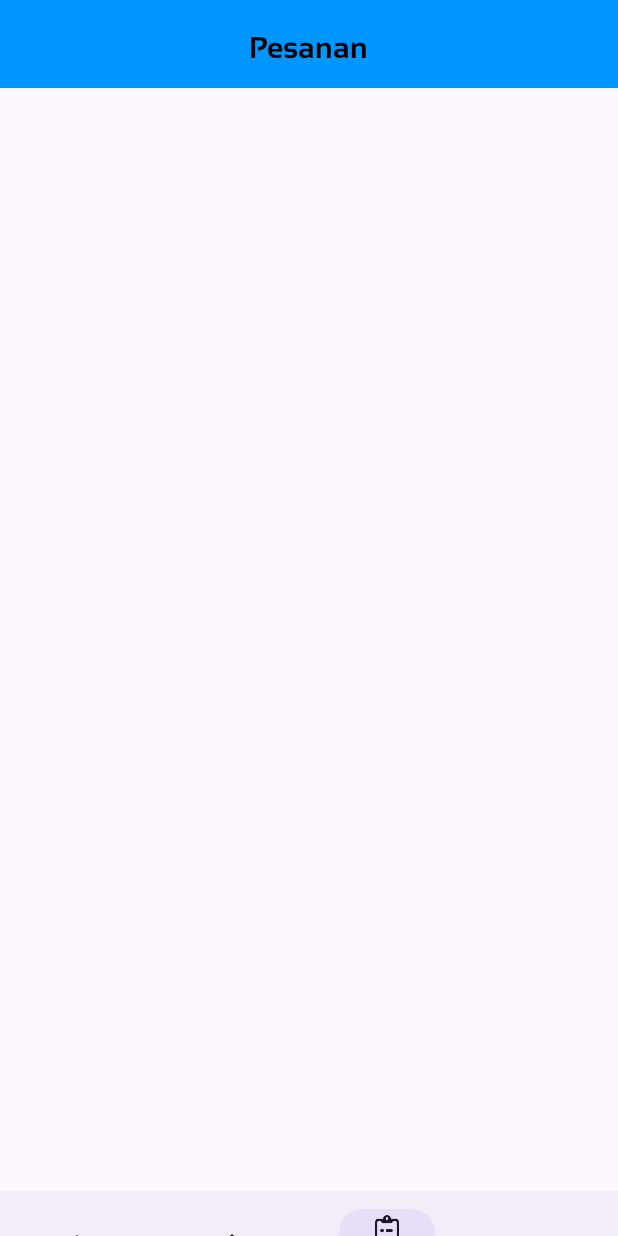
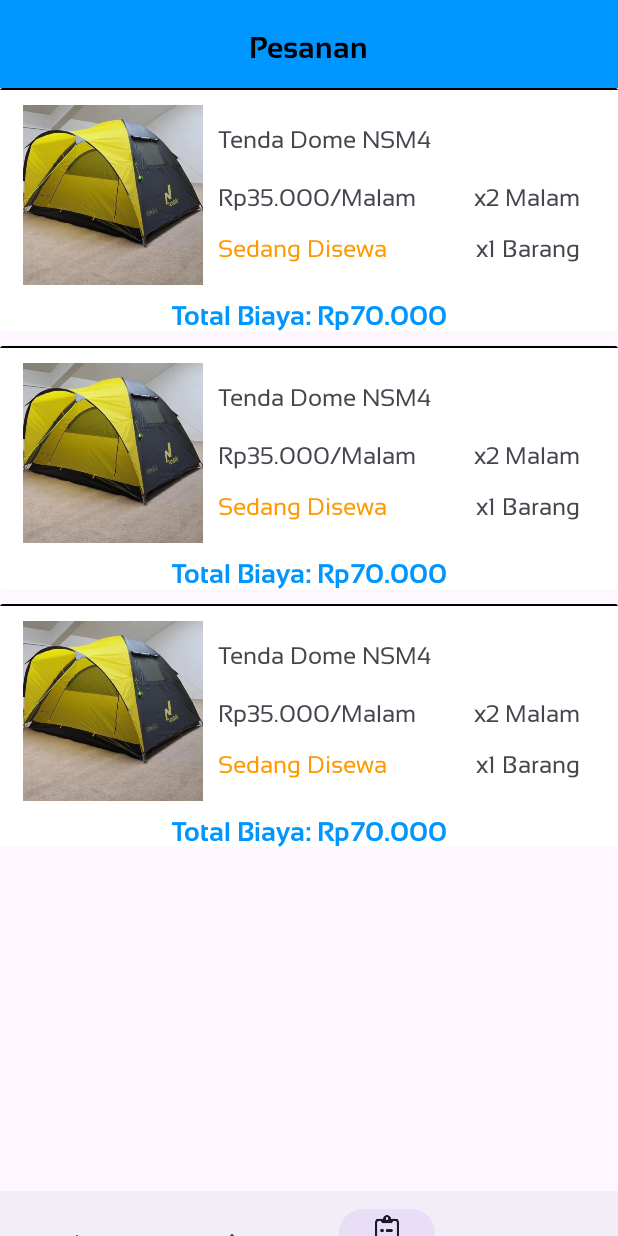
Before and after one commit to sakanusiw/Langit-Adventure, an Android app: the BasketFragment screen opened directly, with no data from a screen before it, item 3 of the bottom bar chosen, on a phone screen of 412 x 824 dp. Run offline under Robolectric (Android 15) with nearby library versions, the phone set to English and light mode, and no system bars.

Commit message:
added Order Recycler View

```diff
--- /dev/null
+++ b/app/src/main/java/com/example/langitadventure/ItemsViewModelOrder.kt
@@ -0,0 +1,11 @@
+package com.example.langitadventure
+
+data class ItemsViewModelOrder(
+    val imageResource: Int,  // Resource ID for the image
+    val nama: String,        // Nama item
+    val hargaPerMalam: String,  // Harga per malam
+    val durasi: String,         // Durasi sewa
+    val status: String,         // Status item
+    val jumlah: String,         // Jumlah item
+    val totalBiaya: String      // Total biaya
+)
--- a/app/src/main/java/com/example/langitadventure/OrderFragment.kt
+++ b/app/src/main/java/com/example/langitadventure/OrderFragment.kt
@@ -5,6 +5,9 @@ import androidx.fragment.app.Fragment
 import android.view.LayoutInflater
 import android.view.View
 import android.view.ViewGroup
+import androidx.recyclerview.widget.LinearLayoutManager
+import androidx.recyclerview.widget.RecyclerView
+import com.example.langitadventure.RecyclerView.OrderAdapter
 
 // TODO: Rename parameter arguments, choose names that match
 // the fragment initialization parameters, e.g. ARG_ITEM_NUMBER
@@ -37,6 +40,28 @@ class OrderFragment : Fragment() {
         return inflater.inflate(R.layout.fragment_order, container, false)
     }
 
+    override fun onViewCreated(view: View, savedInstanceState: Bundle?) {
+        super.onViewCreated(view, savedInstanceState)
+
+        // getting the recyclerview by its id
+        val recyclerview = view.findViewById<RecyclerView>(R.id.recyclerViewOrder)
+
+        // this creates a vertical layout Manager
+        recyclerview.layoutManager = LinearLayoutManager(requireContext())
+
+        // ArrayList of class ItemsViewModelBasket
+        val data = ArrayList<ItemsViewModelOrder>()
+
+        data.add(ItemsViewModelOrder(R.drawable.tenda_dome_nsm4,"Tenda Dome NSM4","Rp35.000/Malam","x2 Malam","Sedang Disewa","x1 Barang","Total Biaya: Rp70.000"))
+        data.add(ItemsViewModelOrder(R.drawable.tenda_dome_nsm4,"Tenda Dome NSM4","Rp35.000/Malam","x2 Malam","Sedang Disewa","x1 Barang","Total Biaya: Rp70.000"))
+        data.add(ItemsViewModelOrder(R.drawable.tenda_dome_nsm4,"Tenda Dome NSM4","Rp35.000/Malam","x2 Malam","Sedang Disewa","x1 Barang","Total Biaya: Rp70.000"))
+        // This will pass the ArrayList to our Adapter
+        val adapter = OrderAdapter(data)
+
+        // Setting the Adapter with the recyclerview
+        recyclerview.adapter = adapter
+    }
+
     companion object {
         /**
          * Use this factory method to create a new instance of
--- /dev/null
+++ b/app/src/main/java/com/example/langitadventure/RecyclerView/OrderAdapter.kt
@@ -0,0 +1,46 @@
+package com.example.langitadventure.RecyclerView
+
+import android.view.LayoutInflater
+import android.view.View
+import android.view.ViewGroup
+import android.widget.ImageView
+import android.widget.TextView
+import androidx.recyclerview.widget.RecyclerView
+import com.example.langitadventure.ItemsViewModelBasket
+import com.example.langitadventure.ItemsViewModelOrder
+import com.example.langitadventure.R
+
+class OrderAdapter(private val mList: List<ItemsViewModelOrder>) : RecyclerView.Adapter<OrderAdapter.ViewHolder>()  {
+
+    override fun onCreateViewHolder(parent: ViewGroup, viewType: Int): ViewHolder {
+        val view = LayoutInflater.from(parent.context)
+            .inflate(R.layout.card_view_order, parent, false)
+        return ViewHolder(view)
+    }
+
+    override fun onBindViewHolder(holder: ViewHolder, position: Int) {
+        val ItemsViewModelOrder = mList[position]
+
+        holder.imageViewCardOrder.setImageResource(ItemsViewModelOrder.imageResource)
+        holder.textViewCardOrderNama.text = ItemsViewModelOrder.nama
+        holder.textViewCardOrderHarga.text = ItemsViewModelOrder.hargaPerMalam
+        holder.textViewCardOrderDurasi.text = ItemsViewModelOrder.durasi
+        holder.textViewCardOrderStatus.text = ItemsViewModelOrder.status
+        holder.textViewCardOrderJumlah.text = ItemsViewModelOrder.jumlah
+        holder.textViewCardOrderTotal.text = ItemsViewModelOrder.totalBiaya
+    }
+
+    class ViewHolder(itemView: View) : RecyclerView.ViewHolder(itemView) {
+        val imageViewCardOrder: ImageView = itemView.findViewById(R.id.imageViewCardOrder)
+        val textViewCardOrderNama: TextView = itemView.findViewById(R.id.textViewCardOrderNama)
+        val textViewCardOrderHarga: TextView = itemView.findViewById(R.id.textViewCardOrderHarga)
+        val textViewCardOrderDurasi: TextView = itemView.findViewById(R.id.textViewCardOrderDurasi)
+        val textViewCardOrderStatus: TextView = itemView.findViewById(R.id.textViewCardOrderStatus)
+        val textViewCardOrderJumlah: TextView = itemView.findViewById(R.id.textViewCardOrderJumlah)
+        val textViewCardOrderTotal: TextView = itemView.findViewById(R.id.textViewCardOrderTotal)
+    }
+
+    override fun getItemCount(): Int {
+        return mList.size
+    }
+}
--- a/app/src/main/res/layout/card_view_basket.xml
+++ b/app/src/main/res/layout/card_view_basket.xml
@@ -47,7 +47,6 @@
                     android:layout_width="30dp"
                     android:layout_height="30dp"
                     android:gravity="center"
-                    android:textSize="20sp"
                     android:layout_gravity="end"
                     android:background="@drawable/delete"/>
             </FrameLayout>
--- /dev/null
+++ b/app/src/main/res/layout/card_view_order.xml
@@ -0,0 +1,133 @@
+<?xml version="1.0" encoding="utf-8"?>
+<androidx.cardview.widget.CardView
+    xmlns:android="http://schemas.android.com/apk/res/android"
+    xmlns:app="http://schemas.android.com/apk/res-auto"
+    android:layout_width="wrap_content"
+    android:layout_height="wrap_content"
+    android:layout_marginBottom="10dp"
+    android:orientation="vertical"
+    app:cardElevation="0dp">
+
+    <LinearLayout
+        android:layout_width="match_parent"
+        android:layout_height="wrap_content"
+        android:orientation="vertical">
+
+        <View
+            android:id="@+id/ViewBasketCardViewLine"
+            android:layout_width="match_parent"
+            android:layout_height="1dp"
+            android:layout_weight="1"
+            android:background="@color/black"
+            android:foregroundGravity="center_horizontal"/>
+
+        <LinearLayout
+            android:layout_width="match_parent"
+            android:layout_height="wrap_content"
+            android:layout_marginTop="10dp"
+            android:layout_marginHorizontal="15dp"
+            android:orientation="horizontal">
+
+            <ImageView
+                android:id="@+id/imageViewCardOrder"
+                android:layout_width="120dp"
+                android:layout_height="120dp"
+                android:background="@drawable/tenda_dome_nsm4"
+                android:scaleType="centerCrop"/>
+
+            <LinearLayout
+                android:layout_width="match_parent"
+                android:layout_height="wrap_content"
+                android:layout_gravity="center"
+                android:layout_marginHorizontal="10dp"
+                android:orientation="vertical">
+
+                <TextView
+                    android:id="@+id/textViewCardOrderNama"
+                    android:layout_width="wrap_content"
+                    android:layout_height="wrap_content"
+                    android:layout_marginBottom="20dp"
+                    android:textSize="16sp"
+                    android:fontFamily="@font/sansation_regular"
+                    android:text="Tenda Dome NSM4"/>
+
+                <LinearLayout
+                    android:layout_width="match_parent"
+                    android:layout_height="wrap_content"
+                    android:layout_marginBottom="15dp"
+                    android:orientation="horizontal">
+
+                    <TextView
+                        android:id="@+id/textViewCardOrderHarga"
+                        android:layout_width="wrap_content"
+                        android:layout_height="wrap_content"
+                        android:textSize="16sp"
+                        android:fontFamily="@font/sansation_regular"
+                        android:text="Rp35.000/Malam"/>
+
+                    <FrameLayout
+                        android:layout_width="0dp"
+                        android:layout_height="wrap_content"
+                        android:layout_weight="1">
+
+                        <TextView
+                            android:id="@+id/textViewCardOrderDurasi"
+                            android:layout_width="wrap_content"
+                            android:layout_height="wrap_content"
+                            android:gravity="center"
+                            android:layout_gravity="end"
+                            android:textSize="16sp"
+                            android:fontFamily="@font/sansation_regular"
+                            android:text="x2 Malam"/>
+                    </FrameLayout>
+                </LinearLayout>
+
+                <LinearLayout
+                    android:layout_width="match_parent"
+                    android:layout_height="wrap_content"
+                    android:orientation="horizontal">
+
+                    <TextView
+                        android:id="@+id/textViewCardOrderStatus"
+                        android:layout_width="wrap_content"
+                        android:layout_height="wrap_content"
+                        android:textColor="@color/orange"
+                        android:textSize="16sp"
+                        android:fontFamily="@font/sansation_regular"
+                        android:text="Sedang Disewa"/>
+
+                    <FrameLayout
+                        android:layout_width="0dp"
+                        android:layout_height="wrap_content"
+                        android:layout_weight="1">
+
+                        <TextView
+                            android:id="@+id/textViewCardOrderJumlah"
+                            android:layout_width="wrap_content"
+                            android:layout_height="wrap_content"
+                            android:gravity="center"
+                            android:layout_gravity="end"
+                            android:textSize="16sp"
+                            android:fontFamily="@font/sansation_regular"
+                            android:text="x1 Barang"/>
+                    </FrameLayout>
+                </LinearLayout>
+
+
+            </LinearLayout>
+        </LinearLayout>
+
+        <TextView
+            android:id="@+id/textViewCardOrderTotal"
+            android:layout_width="match_parent"
+            android:layout_height="wrap_content"
+            android:layout_marginTop="10dp"
+            android:gravity="center"
+            android:textSize="18sp"
+            android:fontFamily="@font/sansation_bold"
+            android:textColor="@color/mainblue"
+            android:text="Total Biaya: Rp70.000"/>
+
+    </LinearLayout>
+
+</androidx.cardview.widget.CardView>
--- a/app/src/main/res/values/colors.xml
+++ b/app/src/main/res/values/colors.xml
@@ -4,4 +4,5 @@
     <color name="white">#FFFFFFFF</color>
     <color name="mainblue">#0096FF</color>
     <color name="mainred">#EB3223</color>
+    <color name="orange">#FF9900</color>
 </resources>
```
